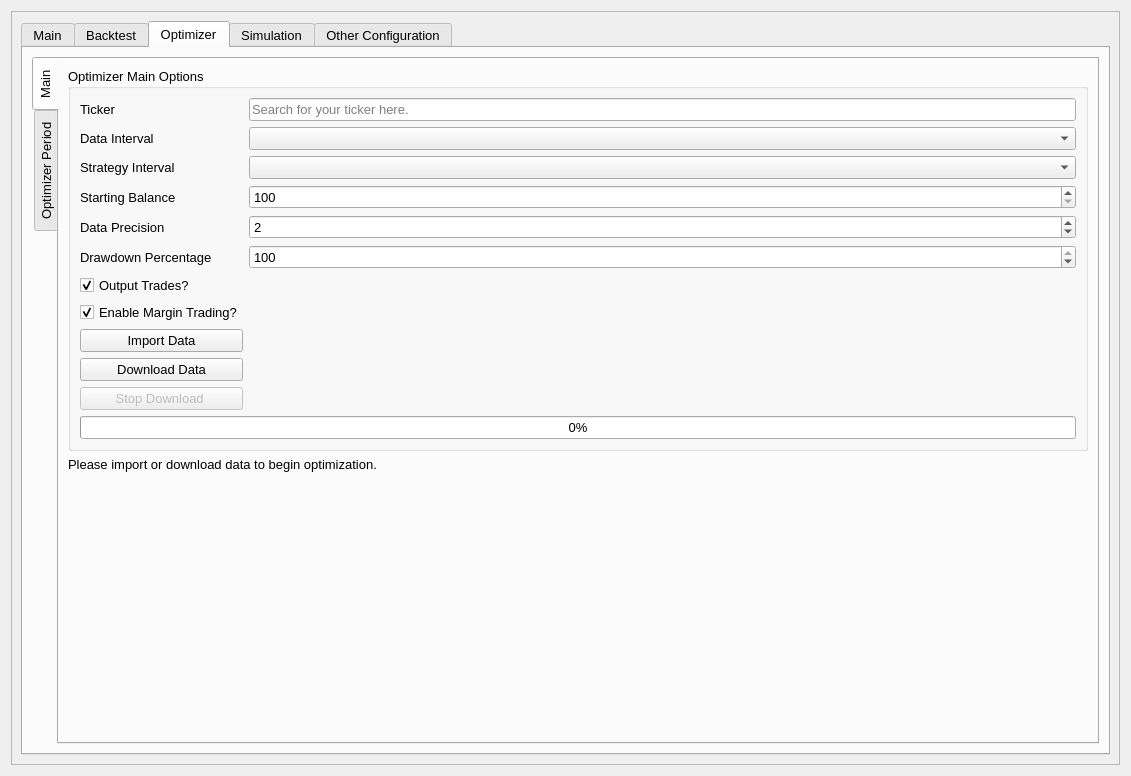
Qt form UI/configuration.ui (ZENALC/algobot) before a commit.
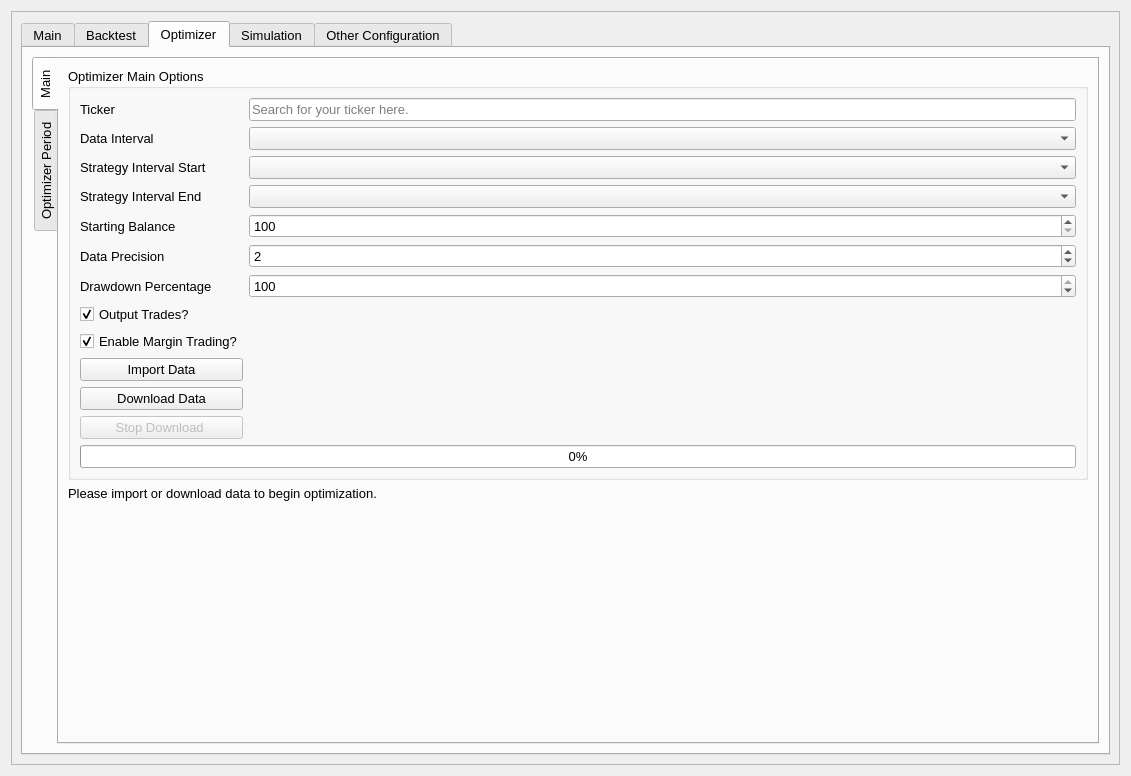
The same form after that commit. The open tabs and pages were chosen to show the change.

Commit message: add support for stepped strategy intervals during optimization

What changed in the file:
```diff
--- a/UI/configuration.ui
+++ b/UI/configuration.ui
@@ -1025,14 +1025,121 @@
                   <string>Optimizer Main Options</string>
                  </property>
                  <layout class="QGridLayout" name="gridLayout_9">
-                  <item row="5" column="0">
+                  <item row="2" column="1" colspan="2">
+                   <widget class="QComboBox" name="optimizerIntervalComboBox">
+                    <property name="font">
+                     <font>
+                      <pointsize>10</pointsize>
+                     </font>
+                    </property>
+                    <property name="currentText">
+                     <string/>
+                    </property>
+                   </widget>
+                  </item>
+                  <item row="18" column="1">
+                   <widget class="QLabel" name="optimizerDownloadLabel">
+                    <property name="text">
+                     <string/>
+                    </property>
+                   </widget>
+                  </item>
+                  <item row="13" column="1">
+                   <widget class="QLabel" name="optimizerCopyLabel">
+                    <property name="text">
+                     <string/>
+                    </property>
+                   </widget>
+                  </item>
+                  <item row="10" column="0">
+                   <widget class="QPushButton" name="optimizerImportDataButton">
+                    <property name="text">
+                     <string>Import Data</string>
+                    </property>
+                    <property name="autoDefault">
+                     <bool>false</bool>
+                    </property>
+                   </widget>
+                  </item>
+                  <item row="9" column="0">
+                   <widget class="QCheckBox" name="optimizerMarginTradingCheckBox">
+                    <property name="toolTip">
+                     <string>If you don't want to simulate margin trading, untick this.</string>
+                    </property>
+                    <property name="text">
+                     <string>Enable Margin Trading?</string>
+                    </property>
+                    <property name="checked">
+                     <bool>true</bool>
+                    </property>
+                   </widget>
+                  </item>
+                  <item row="13" column="0">
+                   <widget class="QPushButton" name="optimizerDownloadDataButton">
+                    <property name="sizePolicy">
+                     <sizepolicy hsizetype="Preferred" vsizetype="Fixed">
+                      <horstretch>0</horstretch>
+                      <verstretch>0</verstretch>
+                     </sizepolicy>
+                    </property>
+                    <property name="font">
+                     <font>
+                      <pointsize>10</pointsize>
+                     </font>
+                    </property>
+                    <property name="text">
+                     <string>Download Data</string>
+                    </property>
+                    <property name="autoDefault">
+                     <bool>false</bool>
+                    </property>
+                   </widget>
+                  </item>
+                  <item row="3" column="1" colspan="2">
+                   <widget class="QComboBox" name="optimizerStrategyIntervalCombobox">
+                    <property name="font">
+                     <font>
+                      <pointsize>10</pointsize>
+                     </font>
+                    </property>
+                    <property name="currentText">
+                     <string/>
+                    </property>
+                   </widget>
+                  </item>
+                  <item row="3" column="0">
+                   <widget class="QLabel" name="optimizerStrategyIntervalLabel">
+                    <property name="text">
+                     <string>Strategy Interval Start</string>
+                    </property>
+                   </widget>
+                  </item>
+                  <item row="1" column="0">
+                   <widget class="QLabel" name="optimizerTickerLabel">
+                    <property name="sizePolicy">
+                     <sizepolicy hsizetype="Fixed" vsizetype="Preferred">
+                      <horstretch>0</horstretch>
+                      <verstretch>0</verstretch>
+                     </sizepolicy>
+                    </property>
+                    <property name="font">
+                     <font>
+                      <pointsize>10</pointsize>
+                     </font>
+                    </property>
+                    <property name="text">
+                     <string>Ticker</string>
+                    </property>
+                   </widget>
+                  </item>
+                  <item row="6" column="0">
                    <widget class="QLabel" name="optimizerPrecisionLabel">
                     <property name="text">
                      <string>Data Precision</string>
                     </property>
                    </widget>
                   </item>
-                  <item row="7" column="0">
+                  <item row="8" column="0">
                    <widget class="QCheckBox" name="optimizerOutputTradesCheckBox">
                     <property name="toolTip">
                      <string>If a backtest has a lot of trades, it can take a while to open the file. If you're just interested in the results and not the trades, untick this.</string>
@@ -1045,21 +1152,21 @@
                     </property>
                    </widget>
                   </item>
-                  <item row="4" column="0">
+                  <item row="5" column="0">
                    <widget class="QLabel" name="optimizerStartingBalance">
                     <property name="text">
                      <string>Starting Balance</string>
                     </property>
                    </widget>
                   </item>
-                  <item row="18" column="0" colspan="3">
+                  <item row="19" column="0" colspan="3">
                    <widget class="QProgressBar" name="optimizerDownloadProgressBar">
                     <property name="value">
                      <number>0</number>
                     </property>
                    </widget>
                   </item>
-                  <item row="5" column="1" colspan="2">
+                  <item row="6" column="1" colspan="2">
                    <widget class="QSpinBox" name="optimizerPrecisionSpinBox">
                     <property name="minimum">
                      <number>1</number>
@@ -1072,7 +1179,7 @@
                     </property>
                    </widget>
                   </item>
-                  <item row="17" column="0">
+                  <item row="18" column="0">
                    <widget class="QPushButton" name="optimizerStopDownloadButton">
                     <property name="enabled">
                      <bool>false</bool>
@@ -1085,123 +1192,6 @@
                     </property>
                    </widget>
                   </item>
-                  <item row="12" column="1">
-                   <widget class="QLabel" name="optimizerCopyLabel">
-                    <property name="text">
-                     <string/>
-                    </property>
-                   </widget>
-                  </item>
-                  <item row="8" column="0">
-                   <widget class="QCheckBox" name="optimizerMarginTradingCheckBox">
-                    <property name="toolTip">
-                     <string>If you don't want to simulate margin trading, untick this.</string>
-                    </property>
-                    <property name="text">
-                     <string>Enable Margin Trading?</string>
-                    </property>
-                    <property name="checked">
-                     <bool>true</bool>
-                    </property>
-                   </widget>
-                  </item>
-                  <item row="17" column="1">
-                   <widget class="QLabel" name="optimizerDownloadLabel">
-                    <property name="text">
-                     <string/>
-                    </property>
-                   </widget>
-                  </item>
-                  <item row="9" column="0">
-                   <widget class="QPushButton" name="optimizerImportDataButton">
-                    <property name="text">
-                     <string>Import Data</string>
-                    </property>
-                    <property name="autoDefault">
-                     <bool>false</bool>
-                    </property>
-                   </widget>
-                  </item>
-                  <item row="3" column="1" colspan="2">
-                   <widget class="QComboBox" name="optimizerStrategyIntervalCombobox">
-                    <property name="font">
-                     <font>
-                      <pointsize>10</pointsize>
-                     </font>
-                    </property>
-                    <property name="currentText">
-                     <string/>
-                    </property>
-                   </widget>
-                  </item>
-                  <item row="12" column="0">
-                   <widget class="QPushButton" name="optimizerDownloadDataButton">
-                    <property name="sizePolicy">
-                     <sizepolicy hsizetype="Preferred" vsizetype="Fixed">
-                      <horstretch>0</horstretch>
-                      <verstretch>0</verstretch>
-                     </sizepolicy>
-                    </property>
-                    <property name="font">
-                     <font>
-                      <pointsize>10</pointsize>
-                     </font>
-                    </property>
-                    <property name="text">
-                     <string>Download Data</string>
-                    </property>
-                    <property name="autoDefault">
-                     <bool>false</bool>
-                    </property>
-                   </widget>
-                  </item>
-                  <item row="1" column="0">
-                   <widget class="QLabel" name="optimizerTickerLabel">
-                    <property name="sizePolicy">
-                     <sizepolicy hsizetype="Fixed" vsizetype="Preferred">
-                      <horstretch>0</horstretch>
-                      <verstretch>0</verstretch>
-                     </sizepolicy>
-                    </property>
-                    <property name="font">
-                     <font>
-                      <pointsize>10</pointsize>
-                     </font>
-                    </property>
-                    <property name="text">
-                     <string>Ticker</string>
-                    </property>
-                   </widget>
-                  </item>
-                  <item row="3" column="0">
-                   <widget class="QLabel" name="optimizerStrategyIntervalLabel">
-                    <property name="text">
-                     <string>Strategy Interval</string>
-                    </property>
-                   </widget>
-                  </item>
-                  <item row="2" column="1" colspan="2">
-                   <widget class="QComboBox" name="optimizerIntervalComboBox">
-                    <property name="font">
-                     <font>
-                      <pointsize>10</pointsize>
-                     </font>
-                    </property>
-                    <property name="currentText">
-                     <string/>
-                    </property>
-                   </widget>
-                  </item>
-                  <item row="4" column="1" colspan="2">
-                   <widget class="QSpinBox" name="optimizerStartingBalanceSpinBox">
-                    <property name="minimum">
-                     <number>100</number>
-                    </property>
-                    <property name="maximum">
-                     <number>1000000</number>
-                    </property>
-                   </widget>
-                  </item>
                   <item row="2" column="0">
                    <widget class="QLabel" name="optimizerDateIntervalLabel">
                     <property name="sizePolicy">
@@ -1220,7 +1210,7 @@
                     </property>
                    </widget>
                   </item>
-                  <item row="6" column="0">
+                  <item row="7" column="0">
                    <widget class="QLabel" name="drawdownPercentageLabel">
                     <property name="toolTip">
                      <string>Percentage at which optimizer will exit one iteration. If 100%, bot will need to completely lose all money to stop iteration.</string>
@@ -1230,7 +1220,7 @@
                     </property>
                    </widget>
                   </item>
-                  <item row="6" column="1" colspan="2">
+                  <item row="7" column="1" colspan="2">
                    <widget class="QSpinBox" name="drawdownPercentageSpinBox">
                     <property name="minimum">
                      <number>1</number>
@@ -1243,6 +1233,16 @@
                     </property>
                    </widget>
                   </item>
+                  <item row="5" column="1" colspan="2">
+                   <widget class="QSpinBox" name="optimizerStartingBalanceSpinBox">
+                    <property name="minimum">
+                     <number>100</number>
+                    </property>
+                    <property name="maximum">
+                     <number>1000000</number>
+                    </property>
+                   </widget>
+                  </item>
                   <item row="1" column="1" colspan="2">
                    <widget class="QLineEdit" name="optimizerTickerLineEdit">
                     <property name="placeholderText">
@@ -1253,6 +1253,16 @@
                     </property>
                    </widget>
                   </item>
+                  <item row="4" column="0">
+                   <widget class="QLabel" name="optimizerStrategyIntervalEndLabel">
+                    <property name="text">
+                     <string>Strategy Interval End</string>
+                    </property>
+                   </widget>
+                  </item>
+                  <item row="4" column="1" colspan="2">
+                   <widget class="QComboBox" name="optimizerStrategyIntervalEndCombobox"/>
+                  </item>
                  </layout>
                 </widget>
                </item>
```
The commit also changes 4 other files.
